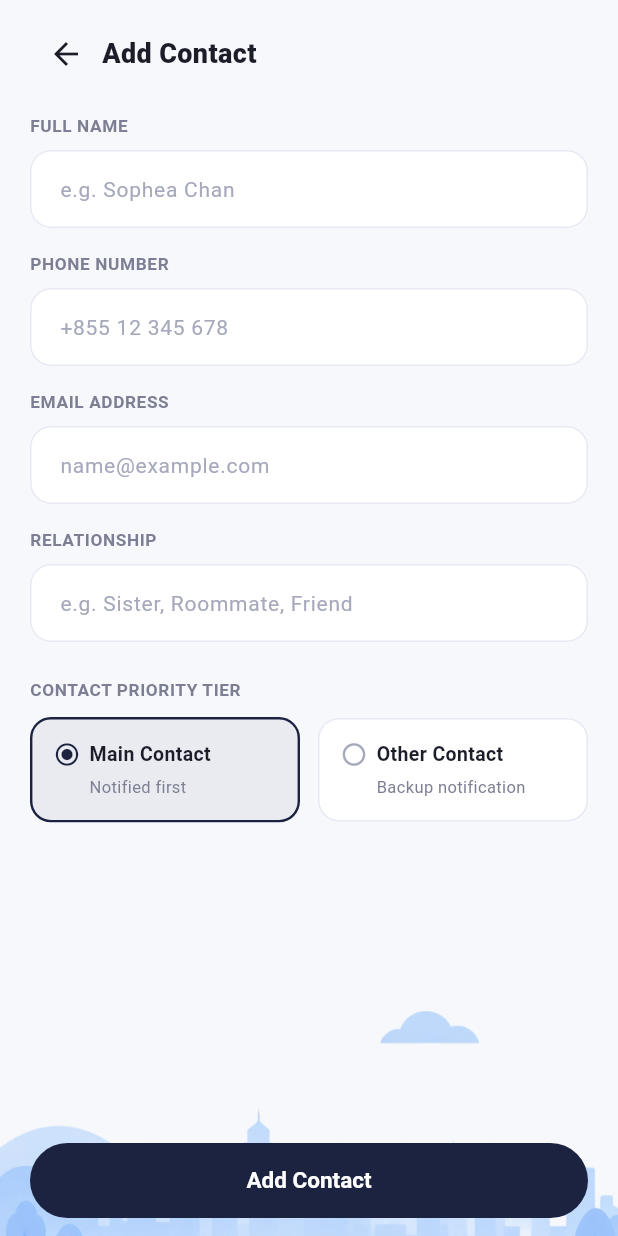
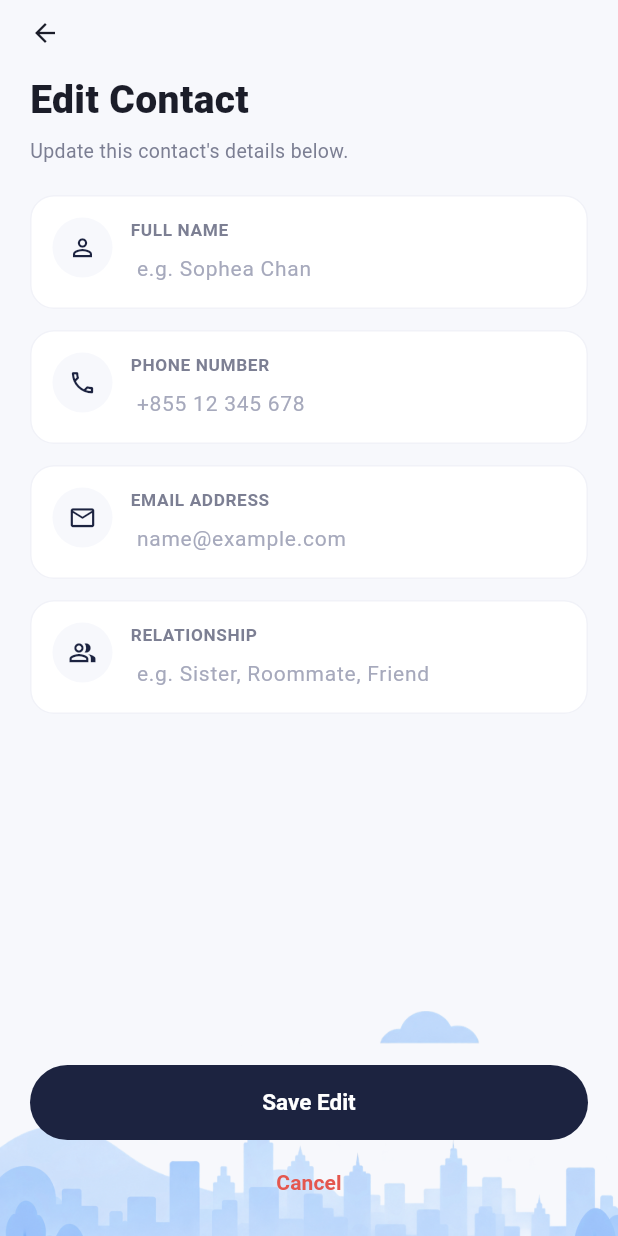
Before and after one commit to mean1718/PersonalSafetyCheck-in, a Flutter app: the EditContactScreen screen opened directly, on a phone screen of 412 x 824 dp. Run offline on Flutter 3.47's test engine with Material 3 defaults, Android fonts, the phone set to English and light mode, and no system bars; our stand-ins replace flutter_map, geocoding, geolocator, image_picker, latlong2, share_plus.

Commit message:
update ui

```diff
--- a/Frontend_SafetyU/safetyU_app/lib/screens/edit_contact_screen.dart
+++ b/Frontend_SafetyU/safetyU_app/lib/screens/edit_contact_screen.dart
@@ -3,8 +3,12 @@ import '../theme/app_theme.dart';
 import '../models/contact.dart';
 import '../services/app_session.dart';
 import '../utils/validators.dart';
-import '../widgets/safety_illustration.dart';
 
+/// "Edit Contact" — same card-based look as Add Contact. Priority tier
+/// (Main vs Other) is no longer picked here; like Add Contact, that's
+/// handled from the Notify Contacts screen instead, where the free-plan
+/// limits are actually visible. Editing keeps whatever tier this contact
+/// already had.
 class EditContactScreen extends StatefulWidget {
   final Contact? contact;
   const EditContactScreen({super.key, this.contact});
@@ -19,7 +23,6 @@ class _EditContactScreenState extends State<EditContactScreen> {
   late final TextEditingController _phoneController;
   late final TextEditingController _emailController;
   late final TextEditingController _relationshipController;
-  late bool _isMainContact;
 
   @override
   void initState() {
@@ -30,7 +33,6 @@ class _EditContactScreenState extends State<EditContactScreen> {
     _emailController = TextEditingController(text: c?.email ?? '');
     _relationshipController =
         TextEditingController(text: c?.relationship ?? '');
-    _isMainContact = c?.isMainContact ?? true;
   }
 
   @override
@@ -58,7 +60,9 @@ class _EditContactScreenState extends State<EditContactScreen> {
       phone: _phoneController.text.trim(),
       email: _emailController.text.trim(),
       relationship: _relationshipController.text.trim(),
-      isMainContact: _isMainContact,
+      // Priority tier isn't editable here anymore — keep whatever this
+      // contact already had (Add Contact starts new contacts as "Other").
+      isMainContact: widget.contact?.isMainContact ?? false,
       isAvailable: widget.contact?.isAvailable ?? true,
       // Editing never changes whether this contact has confirmed the
       // friend request — brand new contacts (no widget.contact) still
@@ -72,8 +76,6 @@ class _EditContactScreenState extends State<EditContactScreen> {
 
   @override
   Widget build(BuildContext context) {
-    final isEditing = widget.contact != null;
-
     return Scaffold(
       body: SafeArea(
         child: Column(
@@ -86,26 +88,34 @@ class _EditContactScreenState extends State<EditContactScreen> {
                   child: Column(
                     crossAxisAlignment: CrossAxisAlignment.start,
                     children: [
-                      Row(
+                      GestureDetector(
+                        onTap: () => Navigator.pop(context),
+                        child: Row(
                           children: [
-                          IconButton(
-                            onPressed: () => Navigator.pop(context),
-                            icon: Icon(Icons.arrow_back,
-                                color: AppColors.textPrimary),
+                            Icon(Icons.arrow_back,
+                                size: 20, color: AppColors.textPrimary),
+                          ],
                         ),
+                      ),
+                      const SizedBox(height: 16),
                       Text(
-                            isEditing ? 'Edit Contact' : 'Add Contact',
+                        'Edit Contact',
                         style: TextStyle(
-                                fontSize: 18,
+                            fontSize: 26,
                             fontWeight: FontWeight.w800,
                             color: AppColors.textPrimary),
                       ),
-                        ],
+                      const SizedBox(height: 6),
+                      Text(
+                        "Update this contact's details below.",
+                        style: TextStyle(
+                            fontSize: 13, color: AppColors.textSecondary),
                       ),
-                      const SizedBox(height: 16),
+                      const SizedBox(height: 20),
                       _buildField(
                         'FULL NAME',
                         _nameController,
+                        icon: Icons.person_outline,
                         hint: 'e.g. Sophea Chan',
                         validator: (v) {
                           final text = v?.trim() ?? '';
@@ -120,6 +130,7 @@ class _EditContactScreenState extends State<EditContactScreen> {
                       _buildField(
                         'PHONE NUMBER',
                         _phoneController,
+                        icon: Icons.phone_outlined,
                         hint: '+855 12 345 678',
                         keyboardType: TextInputType.phone,
                         validator: (v) {
@@ -135,6 +146,7 @@ class _EditContactScreenState extends State<EditContactScreen> {
                       _buildField(
                         'EMAIL ADDRESS',
                         _emailController,
+                        icon: Icons.mail_outline,
                         hint: 'name@example.com',
                         keyboardType: TextInputType.emailAddress,
                         validator: (v) {
@@ -150,52 +162,35 @@ class _EditContactScreenState extends State<EditContactScreen> {
                       _buildField(
                         'RELATIONSHIP',
                         _relationshipController,
+                        icon: Icons.people_alt_outlined,
                         hint: 'e.g. Sister, Roommate, Friend',
                         validator: (v) => (v == null || v.trim().isEmpty)
                             ? 'Relationship is required'
                             : null,
                       ),
-                      const SizedBox(height: 8),
-                      Text(
-                        'CONTACT PRIORITY TIER',
-                        style: TextStyle(
-                            fontSize: 11.5,
-                            fontWeight: FontWeight.w700,
-                            color: AppColors.textSecondary,
-                            letterSpacing: 0.4),
-                      ),
-                      const SizedBox(height: 10),
-                      Row(
-                        children: [
-                          Expanded(
-                            child: _PriorityOption(
-                              label: 'Main Contact',
-                              sublabel: 'Notified first',
-                              selected: _isMainContact,
-                              onTap: () =>
-                                  setState(() => _isMainContact = true),
-                            ),
-                          ),
-                          const SizedBox(width: 12),
-                          Expanded(
-                            child: _PriorityOption(
-                              label: 'Other Contact',
-                              sublabel: 'Backup notification',
-                              selected: !_isMainContact,
-                              onTap: () =>
-                                  setState(() => _isMainContact = false),
-                            ),
-                          ),
-                        ],
-                      ),
-                      const SizedBox(height: 32),
                     ],
                   ),
                 ),
               ),
             ),
-            SkylineBottomBar(
-              child: SizedBox(
+            SizedBox(
+              height: 150,
+              width: double.infinity,
+              child: Stack(
+                alignment: Alignment.bottomCenter,
+                children: [
+                  Positioned.fill(
+                    child: Image.asset(
+                      'assets/images/add_contact_background.png',
+                      fit: BoxFit.cover,
+                    ),
+                  ),
+                  Padding(
+                    padding: const EdgeInsets.fromLTRB(20, 0, 20, 12),
+                    child: Column(
+                      mainAxisSize: MainAxisSize.min,
+                      children: [
+                        SizedBox(
                           width: double.infinity,
                           height: 50,
                           child: ElevatedButton(
@@ -205,14 +200,27 @@ class _EditContactScreenState extends State<EditContactScreen> {
                               shape: RoundedRectangleBorder(
                                   borderRadius: BorderRadius.circular(25)),
                             ),
-                  child: Text(
-                    isEditing ? 'Save Edit' : 'Add Contact',
-                    style: const TextStyle(
+                            child: const Text(
+                              'Save Edit',
+                              style: TextStyle(
                                   color: Colors.white,
                                   fontSize: 15,
                                   fontWeight: FontWeight.w700),
                             ),
                           ),
+                        ),
+                        const SizedBox(height: 4),
+                        TextButton(
+                          onPressed: () => Navigator.pop(context),
+                          child: Text('Cancel',
+                              style: TextStyle(
+                                  color: AppColors.danger,
+                                  fontWeight: FontWeight.w600)),
+                        ),
+                      ],
+                    ),
+                  ),
+                ],
               ),
             ),
           ],
@@ -221,15 +229,45 @@ class _EditContactScreenState extends State<EditContactScreen> {
     );
   }
 
+  Widget _buildCard({required IconData icon, required Widget child}) {
+    return Container(
+      width: double.infinity,
+      margin: const EdgeInsets.only(bottom: 14),
+      padding: const EdgeInsets.all(14),
+      decoration: BoxDecoration(
+        color: AppColors.card,
+        borderRadius: BorderRadius.circular(16),
+        border: Border.all(color: AppColors.border.withValues(alpha: 0.6)),
+      ),
+      child: Row(
+        crossAxisAlignment: CrossAxisAlignment.start,
+        children: [
+          Container(
+            width: 40,
+            height: 40,
+            decoration: BoxDecoration(
+              color: AppColors.background,
+              shape: BoxShape.circle,
+            ),
+            child: Icon(icon, size: 19, color: AppColors.navy),
+          ),
+          const SizedBox(width: 12),
+          Expanded(child: child),
+        ],
+      ),
+    );
+  }
+
   Widget _buildField(
     String label,
     TextEditingController controller, {
+    required IconData icon,
     String? hint,
     TextInputType? keyboardType,
     String? Function(String?)? validator,
   }) {
-    return Padding(
-      padding: const EdgeInsets.only(bottom: 16),
+    return _buildCard(
+      icon: icon,
       child: Column(
         crossAxisAlignment: CrossAxisAlignment.start,
         children: [
@@ -241,17 +279,17 @@ class _EditContactScreenState extends State<EditContactScreen> {
                 color: AppColors.textSecondary,
                 letterSpacing: 0.4),
           ),
-          const SizedBox(height: 8),
+          const SizedBox(height: 6),
           TextFormField(
             controller: controller,
             keyboardType: keyboardType,
             decoration: InputDecoration(
               hintText: hint,
-              contentPadding:
-                  const EdgeInsets.symmetric(horizontal: 16, vertical: 14),
-              border: OutlineInputBorder(
-                  borderRadius: BorderRadius.circular(12),
-                  borderSide: BorderSide(color: AppColors.border)),
+              isDense: true,
+              contentPadding: EdgeInsets.zero,
+              border: InputBorder.none,
+              enabledBorder: InputBorder.none,
+              focusedBorder: InputBorder.none,
             ),
             validator: validator,
             autovalidateMode: AutovalidateMode.onUserInteraction,
@@ -261,67 +299,3 @@ class _EditContactScreenState extends State<EditContactScreen> {
     );
   }
 }
-
-class _PriorityOption extends StatelessWidget {
-  final String label;
-  final String sublabel;
-  final bool selected;
-  final VoidCallback onTap;
-
-  const _PriorityOption({
-    required this.label,
-    required this.sublabel,
-    required this.selected,
-    required this.onTap,
-  });
-
-  @override
-  Widget build(BuildContext context) {
-    return GestureDetector(
-      onTap: onTap,
-      child: Container(
-        padding: const EdgeInsets.all(14),
-        decoration: BoxDecoration(
-          color: selected
-              ? AppColors.navy.withValues(alpha: 0.06)
-              : AppColors.card,
-          borderRadius: BorderRadius.circular(14),
-          border: Border.all(
-              color: selected ? AppColors.navy : AppColors.border,
-              width: selected ? 1.6 : 1),
-        ),
-        child: Column(
-          crossAxisAlignment: CrossAxisAlignment.start,
-          children: [
-            Row(
-              children: [
-                Icon(
-                  selected
-                      ? Icons.radio_button_checked
-                      : Icons.radio_button_unchecked,
-                  size: 18,
-                  color: selected ? AppColors.navy : AppColors.textMuted,
-                ),
-                const SizedBox(width: 6),
-                Expanded(
-                  child: Text(label,
-                      style: TextStyle(
-                          fontSize: 13,
-                          fontWeight: FontWeight.w700,
-                          color: AppColors.textPrimary)),
-                ),
-              ],
-            ),
-            const SizedBox(height: 4),
-            Padding(
-              padding: const EdgeInsets.only(left: 24),
-              child: Text(sublabel,
-                  style:
-                      TextStyle(fontSize: 11, color: AppColors.textSecondary)),
-            ),
-          ],
-        ),
-      ),
-    );
-  }
-}
--- a/Frontend_SafetyU/safetyU_app/lib/screens/home_dashboard_screen.dart
+++ b/Frontend_SafetyU/safetyU_app/lib/screens/home_dashboard_screen.dart
@@ -69,22 +69,29 @@ class _HomeDashboardScreenState extends State<HomeDashboardScreen> {
     try {
       final resolved = await NotificationService.recentlyResolvedSafetyAlerts();
       if (!mounted) return;
-      setState(() => _resolvedAlerts = resolved);
-      // Give each newly-seen card 40 seconds on screen before it goes away.
+      // Only ever ADD newly-seen alerts here — never replace the whole
+      // list with whatever the backend reports right now. Each alert
+      // gets marked read a few lines below, which means the very next
+      // poll (this runs every 6s) would no longer include it, and a
+      // blanket setState(() => _resolvedAlerts = resolved) would wipe it
+      // off screen almost immediately instead of the intended 30s. Also
+      // what let this ever show live at all — since only a brand-new
+      // login started with an empty, freshly-unread list.
       for (final alert in resolved) {
         final id = alert['notificationId']?.toString();
         if (id == null || _resolvedAlertsWithDismissTimerStarted.contains(id)) {
           continue;
         }
         _resolvedAlertsWithDismissTimerStarted.add(id);
-        // Mark it read right away, not just after the 40s window — this is
+        setState(() => _resolvedAlerts = [..._resolvedAlerts, alert]);
+        // Mark it read right away, not just after the window — this is
         // what stops it from showing again on a future login. Waiting
         // until dismissal would leave it "unread" (and so re-fetchable) if
         // the person logs out before the timer finishes.
         NotificationService.markRead(id).catchError((e) {
           debugPrint('Mark resolved-alert read skipped: $e');
         });
-        Future.delayed(const Duration(seconds: 40), () {
+        Future.delayed(const Duration(seconds: 30), () {
           if (!mounted) return;
           setState(() {
             _resolvedAlerts = _resolvedAlerts
--- a/Frontend_SafetyU/safetyU_app/lib/screens/trusted_contacts_screen.dart
+++ b/Frontend_SafetyU/safetyU_app/lib/screens/trusted_contacts_screen.dart
@@ -235,6 +235,11 @@ class _TrustedContactsScreenState extends State<TrustedContactsScreen> {
 
   void _delete(Contact contact) {
     setState(() => AppSession.instance.removeContact(contact.id));
+    // Revoke the underlying Trust relationship on the backend too — see
+    // removeTrustByPhone for why this matters (without it, she quietly
+    // stays "trusted", so she reappears later and can't be re-added).
+    TrustedContactService.removeTrustByPhone(contact.phone)
+        .catchError((e) => debugPrint('Trust removal sync skipped: $e'));
     if (contact.tierAssigned) {
       // Only Main/Other contacts are ever mirrored to the backend — see
       // TrustedContactService — so only try to remove those there.
--- a/Frontend_SafetyU/safetyU_app/lib/services/trusted_contact_service.dart
+++ b/Frontend_SafetyU/safetyU_app/lib/services/trusted_contact_service.dart
@@ -14,15 +14,18 @@ class TrustedContactService {
 
   static Future<List<Map<String, dynamic>>> receivedTrustRequests() async {
     final data = await ApiClient.get('/trust-requests/received');
-    return (data['requests'] as List<dynamic>? ?? []).cast<Map<String, dynamic>>();
+    return (data['requests'] as List<dynamic>? ?? [])
+        .cast<Map<String, dynamic>>();
   }
 
-  static Future<void> respondToTrustRequest(String id, {required bool accept}) =>
+  static Future<void> respondToTrustRequest(String id,
+          {required bool accept}) =>
       ApiClient.post('/trust-requests/$id/${accept ? 'accept' : 'reject'}', {});
 
   static Future<List<Map<String, dynamic>>> fetchAll() async {
     final data = await ApiClient.get('/trusted-contacts');
-    return (data['contacts'] as List<dynamic>? ?? []).cast<Map<String, dynamic>>();
+    return (data['contacts'] as List<dynamic>? ?? [])
+        .cast<Map<String, dynamic>>();
   }
 
   static Future<Map<String, dynamic>> create({
@@ -63,7 +66,8 @@ class TrustedContactService {
     );
   }
 
-  static Future<Map<String, dynamic>> update(String id, {
+  static Future<Map<String, dynamic>> update(
+    String id, {
     required String name,
     required String phone,
     required String email,
@@ -122,7 +126,15 @@ class TrustedContactService {
     );
   }
 
-  static Future<void> remove(String id) => ApiClient.delete('/trusted-contacts/$id');
+  static Future<void> remove(String id) =>
+      ApiClient.delete('/trusted-contacts/$id');
+
+  /// Actually revokes the accepted Trust relationship (not just the local
+  /// TrustedContact row) so this person stops being silently re-synced
+  /// back into contacts later, and can be re-added without hitting
+  /// "already used by another contact".
+  static Future<void> removeTrustByPhone(String phone) =>
+      ApiClient.post('/trust-requests/remove-by-phone', {'phone': phone});
 
   static Future<void> removeByPhone(String phone) async {
     for (final contact in await fetchAll()) {
```
Also changed, not shown: 2 other files. Lines whose indentation alone changed are shown as unchanged.
